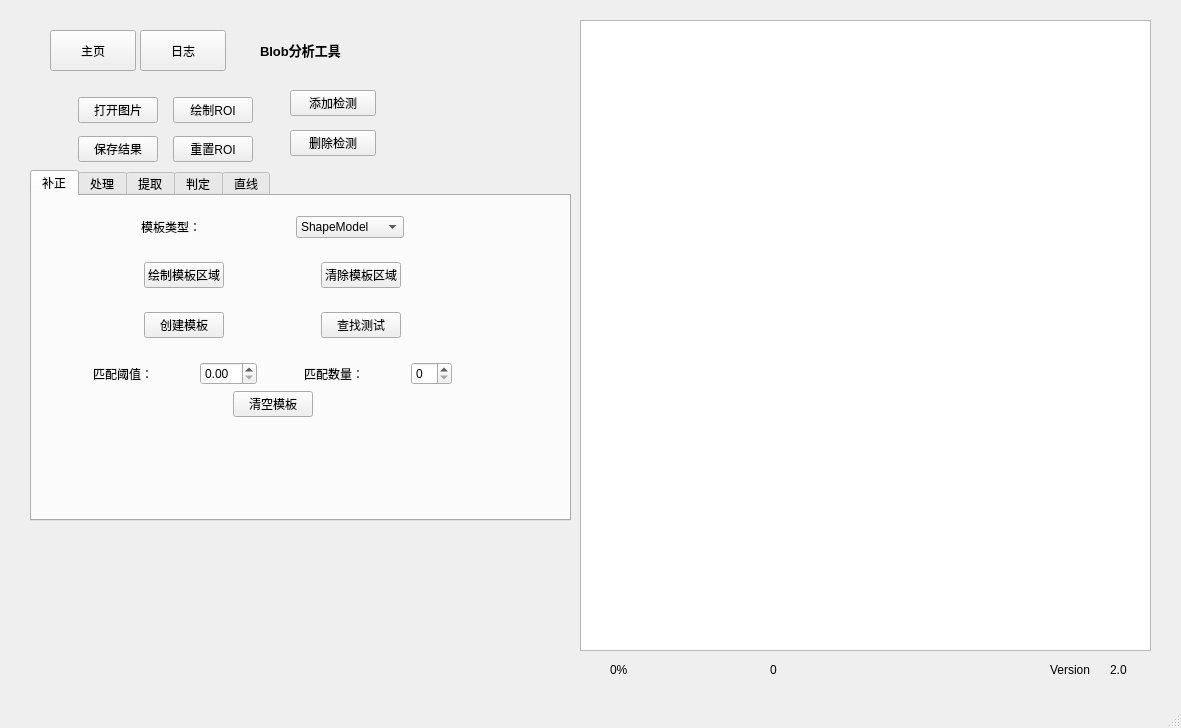
This is ui/mainwindow.ui in xiaoyuan1021/MyTool as Qt 5 draws it before an edit. The edited form follows.
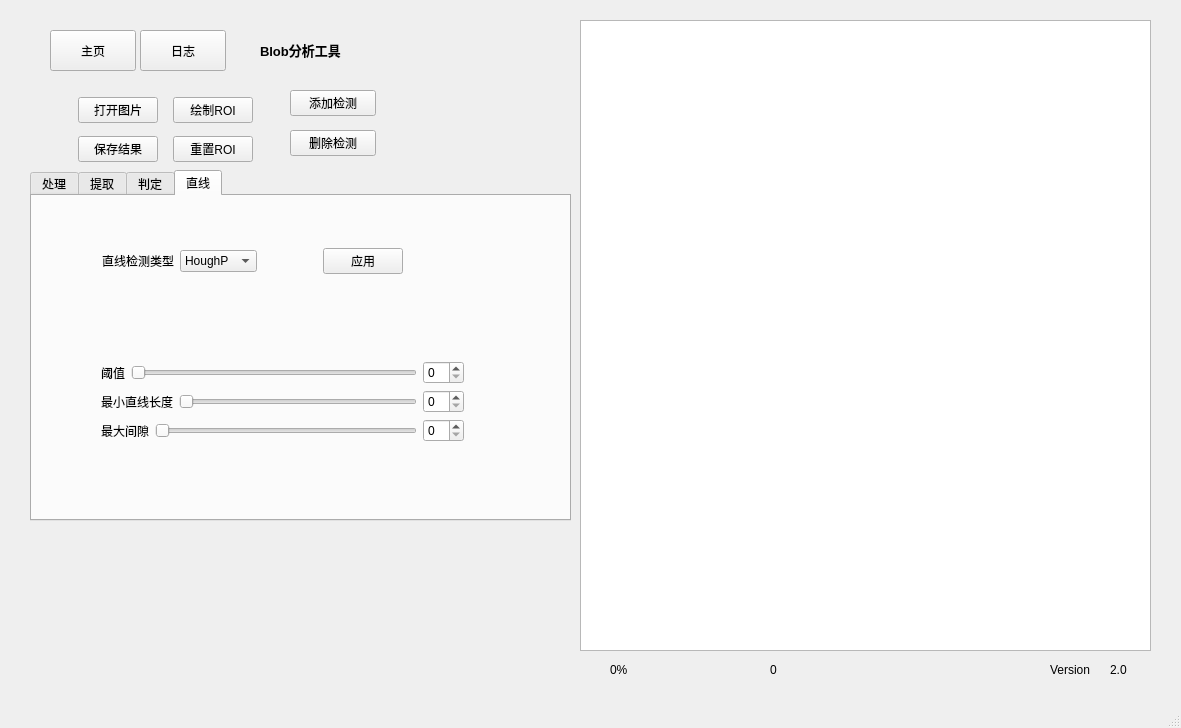
This is the edited form. Custom widgets are drawn as their Qt base class.

Commit message: 解耦补正Tab，新建其他ui文件

Patch:
```diff
--- a/ui/mainwindow.ui
+++ b/ui/mainwindow.ui
@@ -251,411 +251,11 @@
      </rect>
     </property>
     <property name="currentIndex">
-     <number>0</number>
+     <number>3</number>
     </property>
     <property name="tabBarAutoHide">
      <bool>true</bool>
     </property>
-    <widget class="QWidget" name="tab">
-     <attribute name="title">
-      <string>补正</string>
-     </attribute>
-     <widget class="QWidget" name="verticalLayoutWidget_5">
-      <property name="geometry">
-       <rect>
-        <x>20</x>
-        <y>20</y>
-        <width>441</width>
-        <height>201</height>
-       </rect>
-      </property>
-      <layout class="QVBoxLayout" name="verticalLayout_6">
-       <item>
-        <layout class="QHBoxLayout" name="horizontalLayout_8">
-         <item>
-          <spacer name="horizontalSpacer_10">
-           <property name="orientation">
-            <enum>Qt::Orientation::Horizontal</enum>
-           </property>
-           <property name="sizeHint" stdset="0">
-            <size>
-             <width>40</width>
-             <height>20</height>
-            </size>
-           </property>
-          </spacer>
-         </item>
-         <item>
-          <widget class="QLabel" name="label_36">
-           <property name="text">
-            <string>模板类型：</string>
-           </property>
-          </widget>
-         </item>
-         <item>
-          <spacer name="horizontalSpacer_13">
-           <property name="orientation">
-            <enum>Qt::Orientation::Horizontal</enum>
-           </property>
-           <property name="sizeHint" stdset="0">
-            <size>
-             <width>40</width>
-             <height>20</height>
-            </size>
-           </property>
-          </spacer>
-         </item>
-         <item>
-          <widget class="QComboBox" name="comboBox_matchType">
-           <item>
-            <property name="text">
-             <string>ShapeModel</string>
-            </property>
-           </item>
-           <item>
-            <property name="text">
-             <string>NCC Model</string>
-            </property>
-           </item>
-           <item>
-            <property name="text">
-             <string>Opencv Model</string>
-            </property>
-           </item>
-          </widget>
-         </item>
-         <item>
-          <spacer name="horizontalSpacer_14">
-           <property name="orientation">
-            <enum>Qt::Orientation::Horizontal</enum>
-           </property>
-           <property name="sizeHint" stdset="0">
-            <size>
-             <width>40</width>
-             <height>20</height>
-            </size>
-           </property>
-          </spacer>
-         </item>
-        </layout>
-       </item>
-       <item>
-        <layout class="QGridLayout" name="gridLayout_2">
-         <item row="0" column="3">
-          <spacer name="verticalSpacer_4">
-           <property name="orientation">
-            <enum>Qt::Orientation::Vertical</enum>
-           </property>
-           <property name="sizeHint" stdset="0">
-            <size>
-             <width>20</width>
-             <height>40</height>
-            </size>
-           </property>
-          </spacer>
-         </item>
-         <item row="4" column="3">
-          <spacer name="verticalSpacer_6">
-           <property name="orientation">
-            <enum>Qt::Orientation::Vertical</enum>
-           </property>
-           <property name="sizeHint" stdset="0">
-            <size>
-             <width>20</width>
-             <height>40</height>
-            </size>
-           </property>
-          </spacer>
-         </item>
-         <item row="2" column="1">
-          <spacer name="verticalSpacer_2">
-           <property name="orientation">
-            <enum>Qt::Orientation::Vertical</enum>
-           </property>
-           <property name="sizeHint" stdset="0">
-            <size>
-             <width>20</width>
-             <height>40</height>
-            </size>
-           </property>
-          </spacer>
-         </item>
-         <item row="2" column="3">
-          <spacer name="verticalSpacer">
-           <property name="orientation">
-            <enum>Qt::Orientation::Vertical</enum>
-           </property>
-           <property name="sizeHint" stdset="0">
-            <size>
-             <width>20</width>
-             <height>40</height>
-            </size>
-           </property>
-          </spacer>
-         </item>
-         <item row="1" column="0">
-          <spacer name="horizontalSpacer_31">
-           <property name="orientation">
-            <enum>Qt::Orientation::Horizontal</enum>
-           </property>
-           <property name="sizeHint" stdset="0">
-            <size>
-             <width>40</width>
-             <height>20</height>
-            </size>
-           </property>
-          </spacer>
-         </item>
-         <item row="0" column="1">
-          <spacer name="verticalSpacer_3">
-           <property name="orientation">
-            <enum>Qt::Orientation::Vertical</enum>
-           </property>
-           <property name="sizeHint" stdset="0">
-            <size>
-             <width>20</width>
-             <height>40</height>
-            </size>
-           </property>
-          </spacer>
-         </item>
-         <item row="1" column="2">
-          <spacer name="horizontalSpacer_30">
-           <property name="orientation">
-            <enum>Qt::Orientation::Horizontal</enum>
-           </property>
-           <property name="sizeHint" stdset="0">
-            <size>
-             <width>40</width>
-             <height>20</height>
-            </size>
-           </property>
-          </spacer>
-         </item>
-         <item row="3" column="0">
-          <spacer name="horizontalSpacer_32">
-           <property name="orientation">
-            <enum>Qt::Orientation::Horizontal</enum>
-           </property>
-           <property name="sizeHint" stdset="0">
-            <size>
-             <width>40</width>
-             <height>20</height>
-            </size>
-           </property>
-          </spacer>
-         </item>
-         <item row="3" column="2">
-          <spacer name="horizontalSpacer_33">
-           <property name="orientation">
-            <enum>Qt::Orientation::Horizontal</enum>
-           </property>
-           <property name="sizeHint" stdset="0">
-            <size>
-             <width>40</width>
-             <height>20</height>
-            </size>
-           </property>
-          </spacer>
-         </item>
-         <item row="1" column="3">
-          <widget class="QPushButton" name="btn_clearTemplate">
-           <property name="text">
-            <string>清除模板区域</string>
-           </property>
-          </widget>
-         </item>
-         <item row="4" column="1">
-          <spacer name="verticalSpacer_5">
-           <property name="orientation">
-            <enum>Qt::Orientation::Vertical</enum>
-           </property>
-           <property name="sizeHint" stdset="0">
-            <size>
-             <width>20</width>
-             <height>40</height>
-            </size>
-           </property>
-          </spacer>
-         </item>
-         <item row="1" column="1">
-          <widget class="QPushButton" name="btn_drawTemplate">
-           <property name="text">
-            <string>绘制模板区域</string>
-           </property>
-          </widget>
-         </item>
-         <item row="3" column="1">
-          <widget class="QPushButton" name="btn_creatTemplate">
-           <property name="text">
-            <string>创建模板</string>
-           </property>
-          </widget>
-         </item>
-         <item row="3" column="3">
-          <widget class="QPushButton" name="btn_findTemplate">
-           <property name="text">
-            <string>查找测试</string>
-           </property>
-          </widget>
-         </item>
-         <item row="1" column="4">
-          <spacer name="horizontalSpacer_34">
-           <property name="orientation">
-            <enum>Qt::Orientation::Horizontal</enum>
-           </property>
-           <property name="sizeHint" stdset="0">
-            <size>
-             <width>40</width>
-             <height>20</height>
-            </size>
-           </property>
-          </spacer>
-         </item>
-         <item row="3" column="4">
-          <spacer name="horizontalSpacer_35">
-           <property name="orientation">
-            <enum>Qt::Orientation::Horizontal</enum>
-           </property>
-           <property name="sizeHint" stdset="0">
-            <size>
-             <width>40</width>
-             <height>20</height>
-            </size>
-           </property>
-          </spacer>
-         </item>
-        </layout>
-       </item>
-       <item>
-        <layout class="QHBoxLayout" name="horizontalLayout_14">
-         <item>
-          <spacer name="horizontalSpacer_29">
-           <property name="orientation">
-            <enum>Qt::Orientation::Horizontal</enum>
-           </property>
-           <property name="sizeHint" stdset="0">
-            <size>
-             <width>40</width>
-             <height>20</height>
-            </size>
-           </property>
-          </spacer>
-         </item>
-         <item>
-          <widget class="QLabel" name="label_28">
-           <property name="text">
-            <string>匹配阈值：</string>
-           </property>
-          </widget>
-         </item>
-         <item>
-          <spacer name="horizontalSpacer_26">
-           <property name="orientation">
-            <enum>Qt::Orientation::Horizontal</enum>
-           </property>
-           <property name="sizeHint" stdset="0">
-            <size>
-             <width>40</width>
-             <height>20</height>
-            </size>
-           </property>
-          </spacer>
-         </item>
-         <item>
-          <widget class="QDoubleSpinBox" name="doubleSpinBox_minScore"/>
-         </item>
-         <item>
-          <spacer name="horizontalSpacer_25">
-           <property name="orientation">
-            <enum>Qt::Orientation::Horizontal</enum>
-           </property>
-           <property name="sizeHint" stdset="0">
-            <size>
-             <width>40</width>
-             <height>20</height>
-            </size>
-           </property>
-          </spacer>
-         </item>
-         <item>
-          <widget class="QLabel" name="label_29">
-           <property name="text">
-            <string>匹配数量：</string>
-           </property>
-          </widget>
-         </item>
-         <item>
-          <spacer name="horizontalSpacer_27">
-           <property name="orientation">
-            <enum>Qt::Orientation::Horizontal</enum>
-           </property>
-           <property name="sizeHint" stdset="0">
-            <size>
-             <width>40</width>
-             <height>20</height>
-            </size>
-           </property>
-          </spacer>
-         </item>
-         <item>
-          <widget class="QSpinBox" name="spinBox_matchNumber"/>
-         </item>
-         <item>
-          <spacer name="horizontalSpacer_28">
-           <property name="orientation">
-            <enum>Qt::Orientation::Horizontal</enum>
-           </property>
-           <property name="sizeHint" stdset="0">
-            <size>
-             <width>40</width>
-             <height>20</height>
-            </size>
-           </property>
-          </spacer>
-         </item>
-        </layout>
-       </item>
-       <item>
-        <layout class="QHBoxLayout" name="horizontalLayout_7">
-         <item>
-          <spacer name="horizontalSpacer_36">
-           <property name="orientation">
-            <enum>Qt::Orientation::Horizontal</enum>
-           </property>
-           <property name="sizeHint" stdset="0">
-            <size>
-             <width>40</width>
-             <height>20</height>
-            </size>
-           </property>
-          </spacer>
-         </item>
-         <item>
-          <widget class="QPushButton" name="btn_clearAllTemplates">
-           <property name="text">
-            <string>清空模板</string>
-           </property>
-          </widget>
-         </item>
-         <item>
-          <spacer name="horizontalSpacer_37">
-           <property name="orientation">
-            <enum>Qt::Orientation::Horizontal</enum>
-           </property>
-           <property name="sizeHint" stdset="0">
-            <size>
-             <width>40</width>
-             <height>20</height>
-            </size>
-           </property>
-          </spacer>
-         </item>
-        </layout>
-       </item>
-      </layout>
-     </widget>
-    </widget>
     <widget class="QWidget" name="tab_3">
      <attribute name="title">
       <string>处理</string>
@@ -981,203 +581,208 @@
      <attribute name="title">
       <string>提取</string>
      </attribute>
-     <widget class="QComboBox" name="comboBox_condition">
+     <widget class="QWidget" name="ExtractTabWidget" native="true">
       <property name="geometry">
        <rect>
-        <x>20</x>
+        <x>10</x>
         <y>10</y>
-        <width>161</width>
-        <height>25</height>
+        <width>511</width>
+        <height>291</height>
        </rect>
       </property>
-      <item>
-       <property name="text">
-        <string>满足所有条件</string>
-       </property>
-      </item>
-      <item>
-       <property name="text">
-        <string>满足任意条件</string>
-       </property>
-      </item>
-     </widget>
-     <widget class="QComboBox" name="comboBox_select">
+      <widget class="QListWidget" name="listWidget_select">
       <property name="geometry">
        <rect>
-        <x>40</x>
-        <y>40</y>
-        <width>111</width>
-        <height>25</height>
-       </rect>
-      </property>
-      <item>
-       <property name="text">
-        <string>面积</string>
-       </property>
-      </item>
-      <item>
-       <property name="text">
-        <string>圆度</string>
-       </property>
-      </item>
-      <item>
-       <property name="text">
-        <string>宽度</string>
-       </property>
-      </item>
-      <item>
-       <property name="text">
-        <string>高度</string>
-       </property>
-      </item>
-      <item>
-       <property name="text">
-        <string>紧凑度</string>
-       </property>
-      </item>
-      <item>
-       <property name="text">
-        <string>凸性</string>
-       </property>
-      </item>
+         <x>30</x>
+         <y>130</y>
+         <width>141</width>
+         <height>91</height>
+        </rect>
+       </property>
      </widget>
      <widget class="QStackedWidget" name="stackedWidget_selectCondition">
       <property name="geometry">
        <rect>
-        <x>210</x>
+         <x>220</x>
         <y>120</y>
         <width>291</width>
-        <height>101</height>
+         <height>91</height>
        </rect>
       </property>
       <property name="currentIndex">
        <number>0</number>
       </property>
       <widget class="QWidget" name="page">
-       <widget class="QLineEdit" name="lineEdit_minArea">
+        <widget class="QWidget" name="">
         <property name="geometry">
          <rect>
-          <x>90</x>
+           <x>50</x>
           <y>10</y>
-          <width>91</width>
-          <height>25</height>
-         </rect>
-        </property>
-       </widget>
-       <widget class="QLineEdit" name="lineEdit_maxArea">
-        <property name="geometry">
-         <rect>
-          <x>90</x>
-          <y>40</y>
-          <width>91</width>
-          <height>25</height>
-         </rect>
-        </property>
-       </widget>
+           <width>201</width>
+           <height>71</height>
+          </rect>
+         </property>
+         <layout class="QVBoxLayout" name="verticalLayout_9">
+          <item>
+           <layout class="QHBoxLayout" name="horizontalLayout_4">
+            <item>
        <widget class="QLabel" name="label_2">
-        <property name="geometry">
-         <rect>
-          <x>20</x>
-          <y>10</y>
-          <width>51</width>
-          <height>19</height>
-         </rect>
-        </property>
         <property name="text">
          <string>最小值</string>
         </property>
        </widget>
+            </item>
+            <item>
+             <widget class="QLineEdit" name="lineEdit_minArea"/>
+            </item>
+           </layout>
+          </item>
+          <item>
+           <layout class="QHBoxLayout" name="horizontalLayout_5">
+            <item>
        <widget class="QLabel" name="label_3">
-        <property name="geometry">
-         <rect>
-          <x>20</x>
-          <y>40</y>
-          <width>51</width>
-          <height>19</height>
-         </rect>
-        </property>
         <property name="text">
          <string>最大值</string>
         </property>
        </widget>
+            </item>
+            <item>
+             <widget class="QLineEdit" name="lineEdit_maxArea"/>
+            </item>
+           </layout>
+          </item>
+         </layout>
+        </widget>
       </widget>
       <widget class="QWidget" name="page_2"/>
      </widget>
-     <widget class="QPushButton" name="btn_select">
+      <widget class="QWidget" name="">
       <property name="geometry">
        <rect>
-        <x>160</x>
+         <x>20</x>
         <y>80</y>
-        <width>51</width>
+         <width>239</width>
         <height>28</height>
        </rect>
       </property>
+       <layout class="QHBoxLayout" name="horizontalLayout_7">
+        <item>
+         <widget class="QPushButton" name="btn_addFilter">
       <property name="text">
-       <string>提取</string>
-      </property>
-     </widget>
+           <string>添加</string>
+          </property>
+         </widget>
+        </item>
+        <item>
      <widget class="QPushButton" name="btn_clearFilter">
-      <property name="geometry">
-       <rect>
-        <x>100</x>
-        <y>80</y>
-        <width>51</width>
-        <height>28</height>
-       </rect>
-      </property>
       <property name="text">
        <string>清除</string>
       </property>
      </widget>
-     <widget class="QPushButton" name="btn_addFilter">
+        </item>
+        <item>
+         <widget class="QPushButton" name="btn_select">
+          <property name="text">
+           <string>提取</string>
+          </property>
+         </widget>
+        </item>
+       </layout>
+      </widget>
+      <widget class="QWidget" name="">
       <property name="geometry">
        <rect>
-        <x>40</x>
-        <y>80</y>
-        <width>51</width>
-        <height>28</height>
-       </rect>
-      </property>
+         <x>20</x>
+         <y>10</y>
+         <width>381</width>
+         <height>62</height>
+        </rect>
+       </property>
+       <layout class="QHBoxLayout" name="horizontalLayout_8">
+        <item>
+         <layout class="QVBoxLayout" name="verticalLayout_6">
+          <item>
+           <widget class="QComboBox" name="comboBox_condition">
+            <item>
       <property name="text">
-       <string>添加</string>
-      </property>
-     </widget>
+              <string>满足所有条件</string>
+             </property>
+            </item>
+            <item>
+             <property name="text">
+              <string>满足任意条件</string>
+             </property>
+            </item>
+           </widget>
+          </item>
+          <item>
+           <widget class="QComboBox" name="comboBox_select">
+            <property name="currentIndex">
+             <number>0</number>
+            </property>
+            <item>
+             <property name="text">
+              <string>面积</string>
+             </property>
+            </item>
+            <item>
+             <property name="text">
+              <string>圆度</string>
+             </property>
+            </item>
+            <item>
+             <property name="text">
+              <string>宽度</string>
+             </property>
+            </item>
+            <item>
+             <property name="text">
+              <string>高度</string>
+             </property>
+            </item>
+            <item>
+             <property name="text">
+              <string>紧凑度</string>
+             </property>
+            </item>
+            <item>
+             <property name="text">
+              <string>凸性</string>
+             </property>
+            </item>
+           </widget>
+          </item>
+         </layout>
+        </item>
+        <item>
+         <layout class="QVBoxLayout" name="verticalLayout">
+          <item>
      <widget class="QPushButton" name="btn_drawRegion">
-      <property name="geometry">
-       <rect>
-        <x>260</x>
-        <y>20</y>
-        <width>81</width>
-        <height>28</height>
-       </rect>
-      </property>
       <property name="text">
        <string>绘制区域</string>
       </property>
      </widget>
+          </item>
+          <item>
      <widget class="QPushButton" name="btn_clearRegion">
-      <property name="geometry">
-       <rect>
-        <x>260</x>
-        <y>60</y>
-        <width>81</width>
-        <height>28</height>
-       </rect>
-      </property>
       <property name="text">
        <string>清除区域</string>
       </property>
      </widget>
-     <widget class="QListWidget" name="listWidget_select">
-      <property name="geometry">
-       <rect>
-        <x>40</x>
-        <y>110</y>
-        <width>141</width>
-        <height>111</height>
-       </rect>
-      </property>
-     </widget>
+          </item>
+         </layout>
+        </item>
+       </layout>
+      </widget>
+     </widget>
+     <zorder>ExtractTabWidget</zorder>
+     <zorder>comboBox_condition</zorder>
+     <zorder>comboBox_select</zorder>
+     <zorder>btn_select</zorder>
+     <zorder>btn_clearFilter</zorder>
+     <zorder>btn_addFilter</zorder>
+     <zorder>btn_drawRegion</zorder>
+     <zorder>btn_clearRegion</zorder>
     </widget>
     <widget class="QWidget" name="tab_8">
      <attribute name="title">
@@ -1381,13 +986,97 @@
      <attribute name="title">
       <string>直线</string>
      </attribute>
+     <widget class="QWidget" name="LineDetectTabWidget" native="true">
+      <property name="geometry">
+       <rect>
+        <x>40</x>
+        <y>20</y>
+        <width>431</width>
+        <height>281</height>
+       </rect>
+      </property>
+      <widget class="QWidget" name="layoutWidget">
+       <property name="geometry">
+        <rect>
+         <x>30</x>
+         <y>30</y>
+         <width>361</width>
+         <height>30</height>
+        </rect>
+       </property>
+       <layout class="QHBoxLayout" name="horizontalLayout_21">
+        <item>
+         <layout class="QHBoxLayout" name="horizontalLayout_18">
+          <item>
+           <widget class="QLabel" name="label_38">
+            <property name="text">
+             <string>直线检测类型</string>
+            </property>
+           </widget>
+          </item>
+          <item>
+           <widget class="QComboBox" name="comboBox_lineAlgorithm">
+            <item>
+             <property name="text">
+              <string>HoughP</string>
+             </property>
+            </item>
+            <item>
+             <property name="text">
+              <string>LSD</string>
+             </property>
+            </item>
+            <item>
+             <property name="text">
+              <string>EDLines</string>
+             </property>
+            </item>
+           </widget>
+          </item>
+         </layout>
+        </item>
+        <item>
+         <spacer name="horizontalSpacer_41">
+          <property name="orientation">
+           <enum>Qt::Orientation::Horizontal</enum>
+          </property>
+          <property name="sizeHint" stdset="0">
+           <size>
+            <width>40</width>
+            <height>20</height>
+           </size>
+          </property>
+         </spacer>
+        </item>
+        <item>
+         <widget class="QPushButton" name="btn_applyLineDetecter">
+          <property name="text">
+           <string>应用</string>
+          </property>
+         </widget>
+        </item>
+        <item>
+         <spacer name="horizontalSpacer_42">
+          <property name="orientation">
+           <enum>Qt::Orientation::Horizontal</enum>
+          </property>
+          <property name="sizeHint" stdset="0">
+           <size>
+            <width>40</width>
+            <height>20</height>
+           </size>
+          </property>
+         </spacer>
+        </item>
+       </layout>
+      </widget>
      <widget class="QStackedWidget" name="stackedWidget_LineDetect">
       <property name="geometry">
        <rect>
         <x>20</x>
-        <y>80</y>
+         <y>110</y>
         <width>381</width>
-        <height>131</height>
+         <height>151</height>
        </rect>
       </property>
       <property name="currentIndex">
@@ -1396,7 +1085,7 @@
       <widget class="QWidget" name="None"/>
       <widget class="QWidget" name="HoughP">
        <layout class="QGridLayout" name="gridLayout_3">
-        <item row="0" column="0">
+         <item row="1" column="0">
          <layout class="QVBoxLayout" name="verticalLayout_4">
           <item>
            <layout class="QHBoxLayout" name="horizontalLayout_15">
@@ -1466,80 +1155,6 @@
        </layout>
       </widget>
      </widget>
-     <widget class="QWidget" name="layoutWidget">
-      <property name="geometry">
-       <rect>
-        <x>30</x>
-        <y>17</y>
-        <width>361</width>
-        <height>30</height>
-       </rect>
-      </property>
-      <layout class="QHBoxLayout" name="horizontalLayout_21">
-       <item>
-        <layout class="QHBoxLayout" name="horizontalLayout_18">
-         <item>
-          <widget class="QLabel" name="label_38">
-           <property name="text">
-            <string>直线检测类型</string>
-           </property>
-          </widget>
-         </item>
-         <item>
-          <widget class="QComboBox" name="comboBox_lineAlgorithm">
-           <item>
-            <property name="text">
-             <string>HoughP</string>
-            </property>
-           </item>
-           <item>
-            <property name="text">
-             <string>LSD</string>
-            </property>
-           </item>
-           <item>
-            <property name="text">
-             <string>EDLines</string>
-            </property>
-           </item>
-          </widget>
-         </item>
-        </layout>
-       </item>
-       <item>
-        <spacer name="horizontalSpacer_41">
-         <property name="orientation">
-          <enum>Qt::Orientation::Horizontal</enum>
-         </property>
-         <property name="sizeHint" stdset="0">
-          <size>
-           <width>40</width>
-           <height>20</height>
-          </size>
-         </property>
-        </spacer>
-       </item>
-       <item>
-        <widget class="QPushButton" name="btn_applyLineDetecter">
-         <property name="text">
-          <string>应用</string>
-         </property>
-        </widget>
-       </item>
-       <item>
-        <spacer name="horizontalSpacer_42">
-         <property name="orientation">
-          <enum>Qt::Orientation::Horizontal</enum>
-         </property>
-         <property name="sizeHint" stdset="0">
-          <size>
-           <width>40</width>
-           <height>20</height>
-          </size>
-         </property>
-        </spacer>
-       </item>
-      </layout>
      </widget>
     </widget>
    </widget>
@@ -1583,6 +1198,28 @@
      <string>删除检测</string>
     </property>
    </widget>
+   <widget class="QWidget" name="">
+    <property name="geometry">
+     <rect>
+      <x>0</x>
+      <y>0</y>
+      <width>2</width>
+      <height>2</height>
+     </rect>
+    </property>
+    <layout class="QHBoxLayout" name="horizontalLayout_9"/>
+   </widget>
+   <widget class="QWidget" name="">
+    <property name="geometry">
+     <rect>
+      <x>0</x>
+      <y>0</y>
+      <width>2</width>
+      <height>2</height>
+     </rect>
+    </property>
+    <layout class="QHBoxLayout" name="horizontalLayout_14"/>
+   </widget>
    <zorder>stackedWidget_MainWindow</zorder>
    <zorder>tabWidget</zorder>
    <zorder>graphicsView</zorder>
```
Lines whose indentation alone changed are shown as unchanged. The commit also changes 12 other files.
